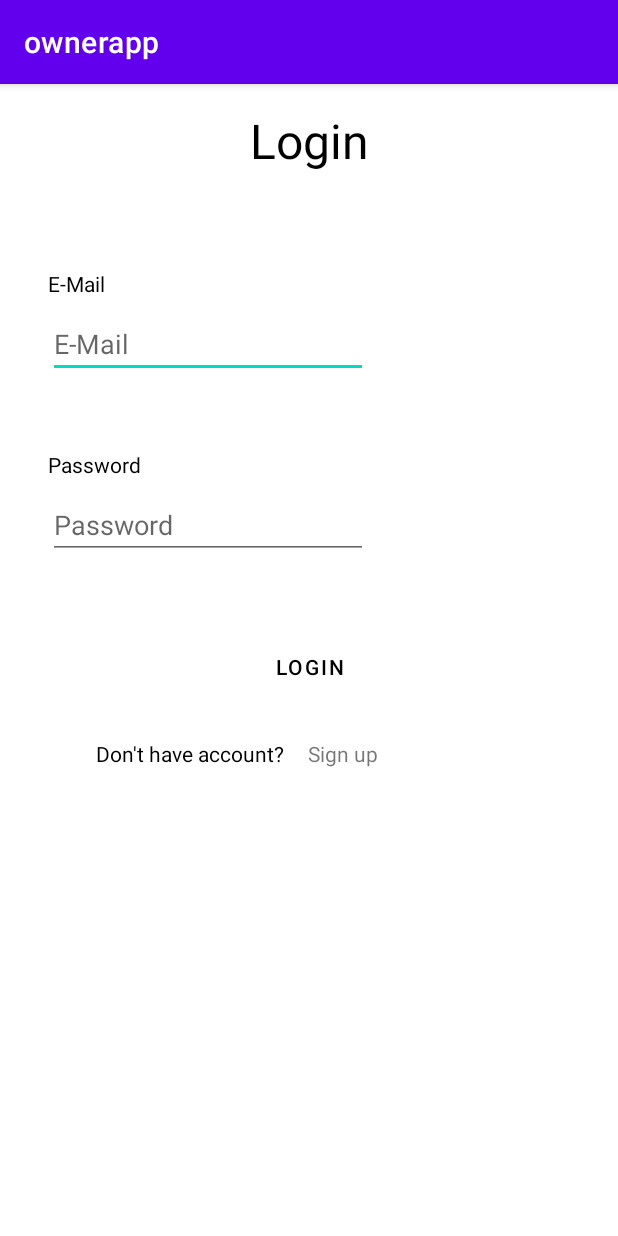
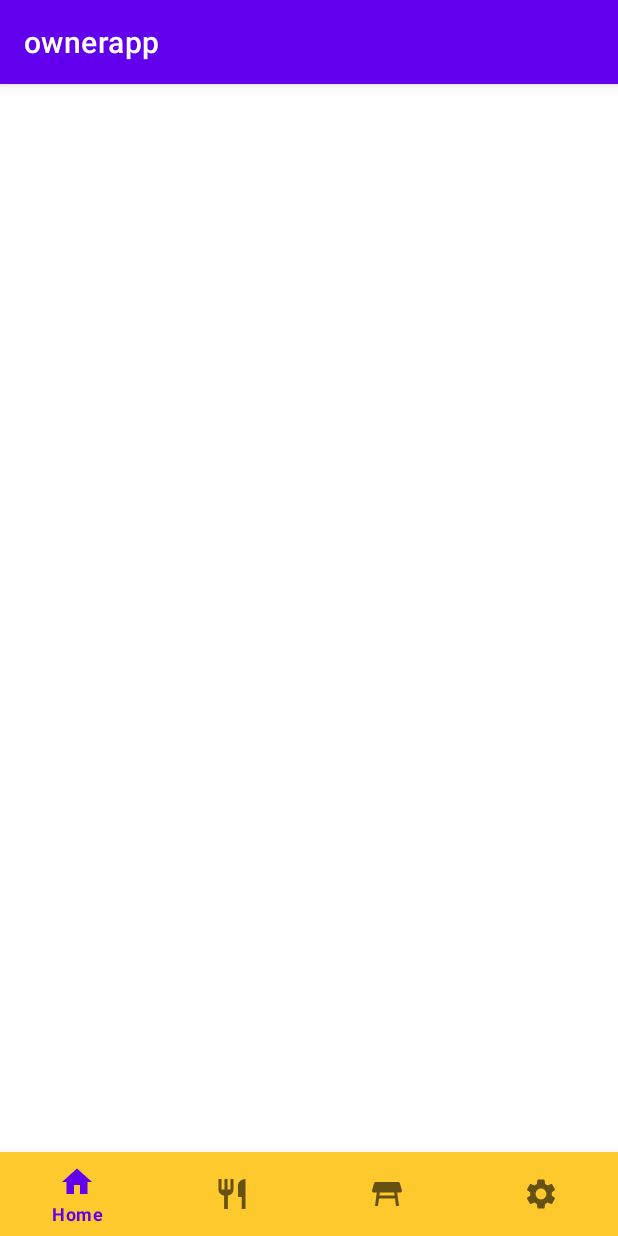
Before and after one commit to koetbullar/Appetite-Owner-App, an Android app: the screen it shows after launch (MainActivity), on a phone screen of 412 x 824 dp. Run offline under Robolectric (Android 15) with nearby library versions, the phone set to English and light mode, and no system bars.

Commit message:
add bottom nav bar

```diff
--- /dev/null
+++ b/app/src/main/res/drawable/ic_baseline_home_24.xml
@@ -0,0 +1,5 @@
+<vector android:height="24dp" android:tint="#000000"
+    android:viewportHeight="24" android:viewportWidth="24"
+    android:width="24dp" xmlns:android="http://schemas.android.com/apk/res/android">
+    <path android:fillColor="@android:color/white" android:pathData="M10,20v-6h4v6h5v-8h3L12,3 2,12h3v8z"/>
+</vector>
--- /dev/null
+++ b/app/src/main/res/drawable/ic_baseline_restaurant_24.xml
@@ -0,0 +1,5 @@
+<vector android:height="24dp" android:tint="#000000"
+    android:viewportHeight="24" android:viewportWidth="24"
+    android:width="24dp" xmlns:android="http://schemas.android.com/apk/res/android">
+    <path android:fillColor="@android:color/white" android:pathData="M11,9L9,9L9,2L7,2v7L5,9L5,2L3,2v7c0,2.12 1.66,3.84 3.75,3.97L6.75,22h2.5v-9.03C11.34,12.84 13,11.12 13,9L13,2h-2v7zM16,6v8h2.5v8L21,22L21,2c-2.76,0 -5,2.24 -5,4z"/>
+</vector>
--- /dev/null
+++ b/app/src/main/res/drawable/ic_baseline_settings_24.xml
@@ -0,0 +1,5 @@
+<vector android:height="24dp" android:tint="#000000"
+    android:viewportHeight="24" android:viewportWidth="24"
+    android:width="24dp" xmlns:android="http://schemas.android.com/apk/res/android">
+    <path android:fillColor="@android:color/white" android:pathData="M19.14,12.94c0.04,-0.3 0.06,-0.61 0.06,-0.94c0,-0.32 -0.02,-0.64 -0.07,-0.94l2.03,-1.58c0.18,-0.14 0.23,-0.41 0.12,-0.61l-1.92,-3.32c-0.12,-0.22 -0.37,-0.29 -0.59,-0.22l-2.39,0.96c-0.5,-0.38 -1.03,-0.7 -1.62,-0.94L14.4,2.81c-0.04,-0.24 -0.24,-0.41 -0.48,-0.41h-3.84c-0.24,0 -0.43,0.17 -0.47,0.41L9.25,5.35C8.66,5.59 8.12,5.92 7.63,6.29L5.24,5.33c-0.22,-0.08 -0.47,0 -0.59,0.22L2.74,8.87C2.62,9.08 2.66,9.34 2.86,9.48l2.03,1.58C4.84,11.36 4.8,11.69 4.8,12s0.02,0.64 0.07,0.94l-2.03,1.58c-0.18,0.14 -0.23,0.41 -0.12,0.61l1.92,3.32c0.12,0.22 0.37,0.29 0.59,0.22l2.39,-0.96c0.5,0.38 1.03,0.7 1.62,0.94l0.36,2.54c0.05,0.24 0.24,0.41 0.48,0.41h3.84c0.24,0 0.44,-0.17 0.47,-0.41l0.36,-2.54c0.59,-0.24 1.13,-0.56 1.62,-0.94l2.39,0.96c0.22,0.08 0.47,0 0.59,-0.22l1.92,-3.32c0.12,-0.22 0.07,-0.47 -0.12,-0.61L19.14,12.94zM12,15.6c-1.98,0 -3.6,-1.62 -3.6,-3.6s1.62,-3.6 3.6,-3.6s3.6,1.62 3.6,3.6S13.98,15.6 12,15.6z"/>
+</vector>
--- /dev/null
+++ b/app/src/main/res/drawable/ic_baseline_table_restaurant_24.xml
@@ -0,0 +1,5 @@
+<vector android:height="24dp" android:tint="#000000"
+    android:viewportHeight="24" android:viewportWidth="24"
+    android:width="24dp" xmlns:android="http://schemas.android.com/apk/res/android">
+    <path android:fillColor="@android:color/white" android:pathData="M21.96,9.73l-1.43,-5C20.41,4.3 20.02,4 19.57,4H4.43C3.98,4 3.59,4.3 3.47,4.73l-1.43,5C1.86,10.36 2.34,11 3,11h2.2L4,20h2l0.67,-5h10.67L18,20h2l-1.2,-9H21C21.66,11 22.14,10.36 21.96,9.73zM6.93,13l0.27,-2h9.6l0.27,2H6.93z"/>
+</vector>
--- a/app/src/main/res/layout/activity_main.xml
+++ b/app/src/main/res/layout/activity_main.xml
@@ -6,97 +6,26 @@
     android:layout_height="match_parent"
     tools:context=".MainActivity">
 
-    <TextView
-        android:id="@+id/loginText"
-        android:layout_width="wrap_content"
-        android:layout_height="wrap_content"
-        android:layout_marginTop="16dp"
-        android:text="Login"
-        android:textColor="#000000"
-        android:textSize="32sp"
+    <FrameLayout
+        android:layout_width="0dp"
+        android:layout_height="0dp"
+        app:layout_constraintBottom_toTopOf="@+id/bottomNavigationView"
         app:layout_constraintEnd_toEndOf="parent"
         app:layout_constraintStart_toStartOf="parent"
-        app:layout_constraintTop_toTopOf="parent" />
+        app:layout_constraintTop_toTopOf="parent">
 
-    <TextView
-        android:id="@+id/emailText"
-        android:layout_width="wrap_content"
+    </FrameLayout>
+
+    <com.google.android.material.bottomnavigation.BottomNavigationView
+        android:id="@+id/bottomNavigationView"
+        android:layout_width="match_parent"
         android:layout_height="wrap_content"
-        android:layout_marginStart="32dp"
-        android:layout_marginTop="64dp"
-        android:text="E-Mail"
-        android:textColor="#000000"
-        app:layout_constraintStart_toStartOf="parent"
-        app:layout_constraintTop_toBottomOf="@+id/loginText" />
-
-    <EditText
-        android:id="@+id/inputUserName"
-        android:layout_width="wrap_content"
-        android:layout_height="wrap_content"
-        android:layout_marginStart="32dp"
-        android:layout_marginTop="8dp"
-        android:ems="10"
-        android:hint="E-Mail"
-        android:inputType="textEmailAddress"
-        app:layout_constraintStart_toStartOf="parent"
-        app:layout_constraintTop_toBottomOf="@+id/emailText" />
-
-    <EditText
-        android:id="@+id/password"
-        android:layout_width="wrap_content"
-        android:layout_height="wrap_content"
-        android:layout_marginStart="32dp"
-        android:layout_marginTop="8dp"
-        android:ems="10"
-        android:hint="Password"
-        android:inputType="textEmailAddress"
-        app:layout_constraintStart_toStartOf="parent"
-        app:layout_constraintTop_toBottomOf="@+id/passwordText" />
-
-    <TextView
-        android:id="@+id/passwordText"
-        android:layout_width="wrap_content"
-        android:layout_height="wrap_content"
-        android:layout_marginStart="32dp"
-        android:layout_marginTop="48dp"
-        android:text="Password"
-        android:textColor="#000000"
-        app:layout_constraintStart_toStartOf="parent"
-        app:layout_constraintTop_toBottomOf="@+id/inputUserName" />
-
-    <Button
-        android:id="@+id/btnLog"
-        android:layout_width="wrap_content"
-        android:layout_height="wrap_content"
-        android:layout_marginTop="48dp"
-        android:background="@android:color/transparent"
-        android:insetTop="4dp"
-        android:insetBottom="4dp"
-        android:text="Login"
-        android:textColor="@color/black"
-        app:iconTint="#020202"
+        android:background="@color/yellow"
+        app:layout_constraintBottom_toBottomOf="parent"
         app:layout_constraintEnd_toEndOf="parent"
         app:layout_constraintStart_toStartOf="parent"
-        app:layout_constraintTop_toBottomOf="@+id/password" />
+        app:menu="@menu/bottom_nav_menu">
 
-    <TextView
-        android:id="@+id/textView4"
-        android:layout_width="wrap_content"
-        android:layout_height="wrap_content"
-        android:layout_marginStart="64dp"
-        android:layout_marginTop="24dp"
-        android:text="Don't have account?"
-        android:textColor="@color/black"
-        app:layout_constraintStart_toStartOf="parent"
-        app:layout_constraintTop_toBottomOf="@+id/btnLog" />
+    </com.google.android.material.bottomnavigation.BottomNavigationView>
 
-    <TextView
-        android:id="@+id/signupText"
-        android:layout_width="wrap_content"
-        android:layout_height="wrap_content"
-        android:layout_marginStart="16dp"
-        android:layout_marginTop="24dp"
-        android:text="Sign up"
-        app:layout_constraintStart_toEndOf="@+id/textView4"
-        app:layout_constraintTop_toBottomOf="@+id/btnLog" />
 </androidx.constraintlayout.widget.ConstraintLayout>
--- /dev/null
+++ b/app/src/main/res/menu/bottom_nav_menu.xml
@@ -0,0 +1,23 @@
+<?xml version="1.0" encoding="utf-8"?>
+<menu xmlns:android="http://schemas.android.com/apk/res/android">
+
+    <item
+        android:title="Home"
+        android:id="@+id/home"
+        android:icon="@drawable/ic_baseline_home_24"
+        />
+    <item
+        android:title="MyRestaurant"
+        android:id="@+id/my_restaurant"
+        android:icon="@drawable/ic_baseline_restaurant_24"
+        />
+    <item
+        android:title="Tables"
+        android:id="@+id/tables"
+        android:icon="@drawable/ic_baseline_table_restaurant_24"
+        />
+    <item
+        android:icon="@drawable/ic_baseline_settings_24"
+        android:id="@+id/settings"
+        android:title="Settings" />
+</menu>
--- a/app/src/main/res/values/colors.xml
+++ b/app/src/main/res/values/colors.xml
@@ -3,8 +3,8 @@
     <color name="purple_200">#FFBB86FC</color>
     <color name="purple_500">#FF6200EE</color>
     <color name="purple_700">#FF3700B3</color>
-    <color name="teal_200">#FF03DAC5</color>
-    <color name="teal_700">#FF018786</color>
+    <color name="yellow">#FEC92D</color>
+    <color name="teal_200">#FEC92D</color>
     <color name="black">#FF000000</color>
     <color name="white">#FFFFFFFF</color>
 </resources>
```
Also changed, not shown: app/src/main/AndroidManifest.xml (+7 -0 lines), app/src/main/java/com/example/ownerapp/LoginActivity.java (added, +14 -0 lines), app/src/main/res/layout/activity_login.xml (added, +104 -0 lines).
